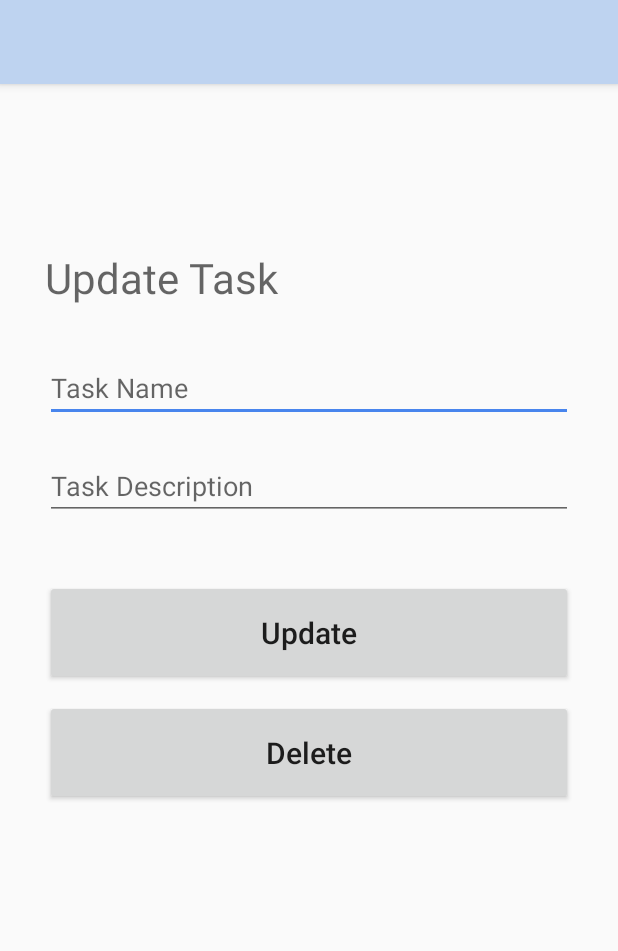
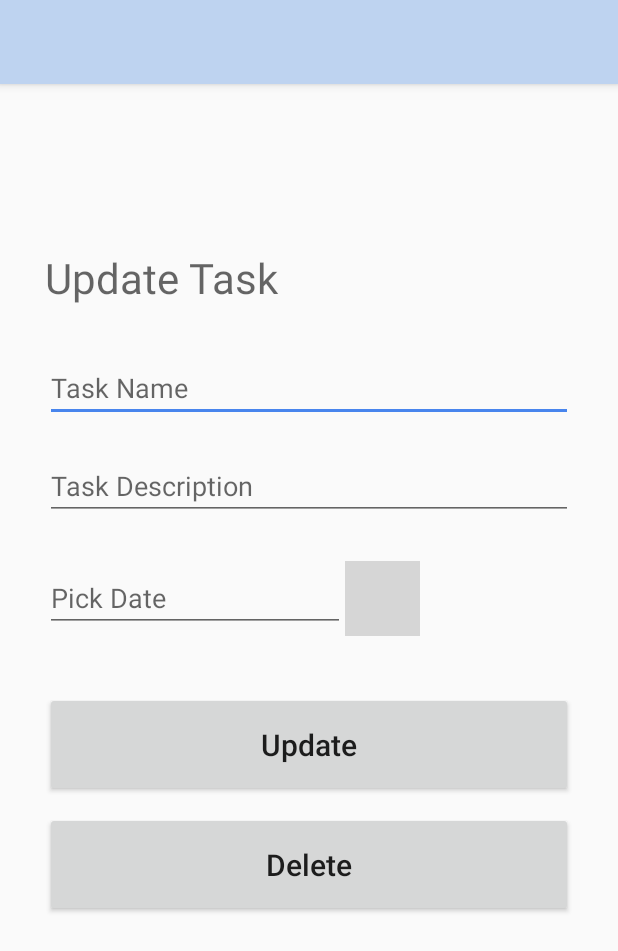
Before and after one commit to myqpalzm/UAS-Mobile-Bentask, an Android app: the UpdateTaskActivity screen opened directly, with no data from a screen before it, on a phone screen of 412 x 824 dp. Shown: the top 951 px of the screen. Run offline under Robolectric (Android 15) with nearby library versions, the phone set to English and light mode, and no system bars; grey boxes are pictures that could not be loaded.

Commit message:
Update Calender Berhasil

```diff
--- a/app/src/main/java/id/ac/umn/uas_mobile_bentask/MyDatabaseHelper.java
+++ b/app/src/main/java/id/ac/umn/uas_mobile_bentask/MyDatabaseHelper.java
@@ -133,11 +133,12 @@ public class MyDatabaseHelper extends SQLiteOpenHelper {
 
     }
 
-    void updateDataTask(String row_id, String title,String desc){
+    void updateDataTask(String row_id, String title,String desc,String date){
         SQLiteDatabase db = this.getWritableDatabase();
         ContentValues cv = new ContentValues();
         cv.put(TASK_TITLE, title);
         cv.put(taskDescription, desc);
+        cv.put(TASK_DATE,date);
         long result = db.update(TABLE_TASK, cv, "taskId=?", new String[]{row_id});
         if(result == -1){
             Toast.makeText(context, "Failed", Toast.LENGTH_SHORT).show();
--- a/app/src/main/java/id/ac/umn/uas_mobile_bentask/UpdateTaskActivity.java
+++ b/app/src/main/java/id/ac/umn/uas_mobile_bentask/UpdateTaskActivity.java
@@ -3,17 +3,24 @@ package id.ac.umn.uas_mobile_bentask;
 import androidx.appcompat.app.ActionBar;
 import androidx.appcompat.app.AppCompatActivity;
 
+import android.app.DatePickerDialog;
 import android.content.Intent;
 import android.os.Bundle;
 import android.view.View;
 import android.widget.Button;
+import android.widget.DatePicker;
 import android.widget.EditText;
+import android.widget.ImageView;
 import android.widget.Toast;
 
+import java.util.Calendar;
+
 public class UpdateTaskActivity extends AppCompatActivity {
-    EditText task_input,task_desc;
+    EditText task_input,task_desc,task_date;
     Button update_task_button,delete_task_button;
-    String task_id,task_title,task_descr,id,title;
+    String task_id,task_title,task_descr,task_dates,id,title;
+    ImageView cal2;
+    private int mDate2,mMonth2,mYear2;
 
     @Override
     protected void onCreate(Bundle savedInstanceState) {
@@ -21,6 +28,8 @@ public class UpdateTaskActivity extends AppCompatActivity {
         setContentView(R.layout.activity_update_task);
         task_input = findViewById(R.id.task_input2);
         task_desc = findViewById(R.id.desc_input2);
+        task_date = findViewById(R.id.date_input2);
+        cal2 = findViewById(R.id.datepicker2);
         update_task_button = findViewById(R.id.update_task_button);
         delete_task_button = findViewById(R.id.delete_task_button);
         update_task_button.setOnClickListener(new View.OnClickListener() {
@@ -29,11 +38,29 @@ public class UpdateTaskActivity extends AppCompatActivity {
                 MyDatabaseHelper myDB = new MyDatabaseHelper(UpdateTaskActivity.this);
                 task_title = task_input.getText().toString().trim();
                 task_descr = task_desc.getText().toString().trim();
-                myDB.updateDataTask(task_id, task_title,task_descr);
+                task_dates = task_date.getText().toString().trim();
+                myDB.updateDataTask(task_id, task_title,task_descr,task_dates);
                 Intent intent = new Intent(UpdateTaskActivity.this, TaskActivity.class);
                 intent.putExtra("id",id);
-                intent.putExtra("title",title);
+                intent.putExtra("stitle",title);
                 startActivity(intent);
+            }
+        });
+        cal2.setOnClickListener(new View.OnClickListener() {
+            @Override
+            public void onClick(View view) {
+                final Calendar cal = Calendar.getInstance();
+                mDate2 = cal.get(Calendar.DATE);
+                mMonth2 = cal.get(Calendar.MONTH);
+                mYear2 = cal.get(Calendar.YEAR);
+                DatePickerDialog datePickerDialog = new DatePickerDialog(UpdateTaskActivity.this, android.R.style.Theme_DeviceDefault_Dialog, new DatePickerDialog.OnDateSetListener() {
+                    @Override
+                    public void onDateSet(DatePicker datePicker, int year, int month, int date) {
+                        task_date.setText(date+"-"+month+"-"+year);
+                    }
+                },mYear2,mMonth2,mDate2);
+                datePickerDialog.getDatePicker().setMinDate(System.currentTimeMillis() - 1000);
+                datePickerDialog.show();
             }
         });
         delete_task_button.setOnClickListener(new View.OnClickListener() {
@@ -55,14 +82,16 @@ public class UpdateTaskActivity extends AppCompatActivity {
     }
 
     void getAndSetIntentData(){
-        if(getIntent().hasExtra("task_id") && getIntent().hasExtra("task_title") && getIntent().hasExtra("task_desc")){
+        if(getIntent().hasExtra("task_id") && getIntent().hasExtra("task_title") && getIntent().hasExtra("task_desc")&& getIntent().hasExtra("task_date")){
             task_id = getIntent().getStringExtra("task_id");
             task_title = getIntent().getStringExtra("task_title");
             task_descr = getIntent().getStringExtra("task_desc");
+            task_dates = getIntent().getStringExtra("task_date");
             id = getIntent().getStringExtra("id");
             title = getIntent().getStringExtra("title");
             task_input.setText(task_title);
             task_desc.setText(task_descr);
+            task_date.setText(task_dates);
         }else{
             Toast.makeText(this, "No data.", Toast.LENGTH_SHORT).show();
         }
--- a/app/src/main/res/layout/activity_update_task.xml
+++ b/app/src/main/res/layout/activity_update_task.xml
@@ -39,6 +39,27 @@
         app:layout_constraintEnd_toEndOf="parent"
         app:layout_constraintStart_toStartOf="parent"
         app:layout_constraintTop_toBottomOf="@+id/task_input2"/>
+    <EditText
+        android:id="@+id/date_input2"
+        android:layout_width="200dp"
+        android:layout_height="wrap_content"
+        android:layout_marginTop="290dp"
+        android:hint="Pick Date"
+        app:layout_constraintTop_toTopOf="parent"
+        app:layout_constraintStart_toStartOf="parent"
+        />
+
+
+    <ImageView
+        android:id="@+id/datepicker2"
+        android:layout_width="50dp"
+        android:layout_height="50dp"
+        android:layout_marginStart="200dp"
+        android:layout_marginTop="288dp"
+        android:src="@drawable/calendericon"
+        app:layout_constraintRight_toRightOf="@id/date_input2"
+        app:layout_constraintStart_toStartOf="parent"
+        app:layout_constraintTop_toTopOf="parent" />
 
 
     <Button
@@ -51,7 +72,7 @@
         android:textAllCaps="false"
         app:layout_constraintEnd_toEndOf="parent"
         app:layout_constraintStart_toStartOf="parent"
-        app:layout_constraintTop_toBottomOf="@+id/desc_input2" />
+        app:layout_constraintTop_toBottomOf="@+id/date_input2" />
     <Button
         android:id="@+id/delete_task_button"
         android:layout_width="match_parent"
```
Also changed, not shown: app/src/main/java/id/ac/umn/uas_mobile_bentask/AdapterTask.java (+4 -3 lines), app/src/main/java/id/ac/umn/uas_mobile_bentask/TaskActivity.java (+5 -2 lines).
